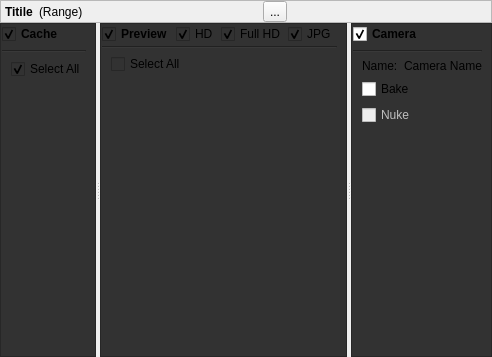
The window that ui/item.ui (iceanimations/multiShotExport) describes before a commit, drawn with Qt 5.
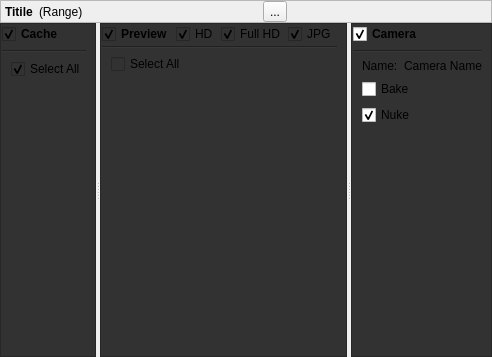
The same window after the commit.

Commit message: openMotion called for nuke camera export

```diff
--- a/ui/item.ui
+++ b/ui/item.ui
@@ -604,7 +604,7 @@
             <item>
              <widget class="QCheckBox" name="nukeButton">
               <property name="enabled">
-               <bool>false</bool>
+               <bool>true</bool>
               </property>
               <property name="toolTip">
                <string>Export this camera for nuke</string>
@@ -613,7 +613,7 @@
                <string>Nuke</string>
               </property>
               <property name="checked">
-               <bool>false</bool>
+               <bool>true</bool>
               </property>
              </widget>
             </item>
```
The commit also changes 1 other file.
